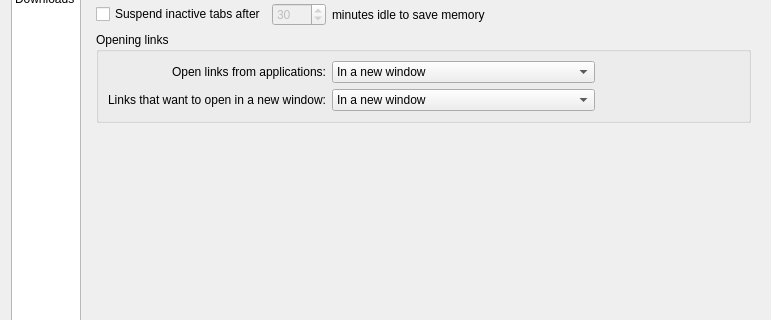
Old version of the form src/settings.ui in the repository IT-Space-2026/arktos; both pictures show x 0 to 771 and y 188 to 508 of the 771 by 1476 pixel window.
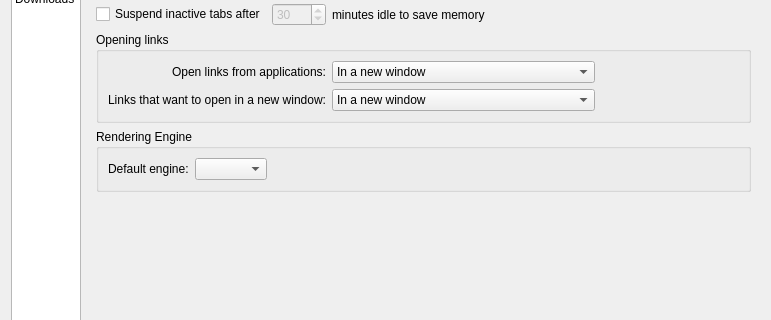
New version of the form. The open tabs and pages were chosen to show the change. Custom widgets are drawn as their Qt base class.

Commit message: ENG05: Servo backend + per-tab engine switcher (degraded co-engine)

The edit to the form file:
```diff
--- a/src/settings.ui
+++ b/src/settings.ui
@@ -2458,6 +2458,54 @@
          </layout>
         </widget>
        </item>
+       <item>
+        <widget class="QGroupBox" name="renderEngineGroup">
+         <property name="title">
+          <string>Rendering Engine</string>
+         </property>
+         <layout class="QHBoxLayout" name="engineLayout">
+          <item>
+           <widget class="QLabel" name="renderEngineLabel">
+            <property name="text">
+             <string>Default engine:</string>
+            </property>
+            <property name="buddy">
+             <cstring>renderEngineCombo</cstring>
+            </property>
+           </widget>
+          </item>
+          <item>
+           <widget class="QComboBox" name="renderEngineCombo">
+            <property name="sizePolicy">
+             <sizepolicy hsizetype="Maximum" vsizetype="Fixed">
+              <horstretch>0</horstretch>
+              <verstretch>0</verstretch>
+             </sizepolicy>
+            </property>
+            <property name="toolTip">
+             <string>Engine new tabs render with. Experimental engines can render pages but lack browser features like ad blocking, downloads and site permissions.</string>
+            </property>
+            <property name="accessibleName">
+             <string>Default rendering engine</string>
+            </property>
+           </widget>
+          </item>
+          <item>
+           <spacer name="engineSpacer">
+            <property name="orientation">
+             <enum>Qt::Horizontal</enum>
+            </property>
+            <property name="sizeHint" stdset="0">
+             <size>
+              <width>40</width>
+              <height>20</height>
+             </size>
+            </property>
+           </spacer>
+          </item>
+         </layout>
+        </widget>
+       </item>
        <item>
         <spacer name="verticalSpacer_4">
          <property name="orientation">
```
The commit also changes 25 other files.
